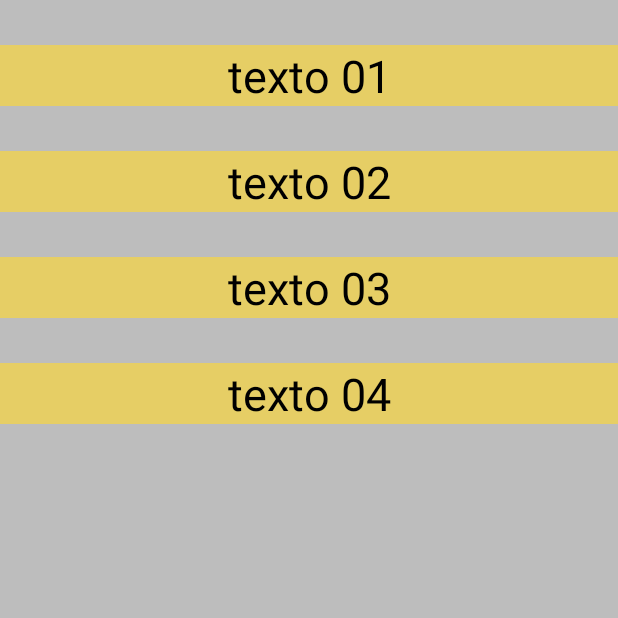
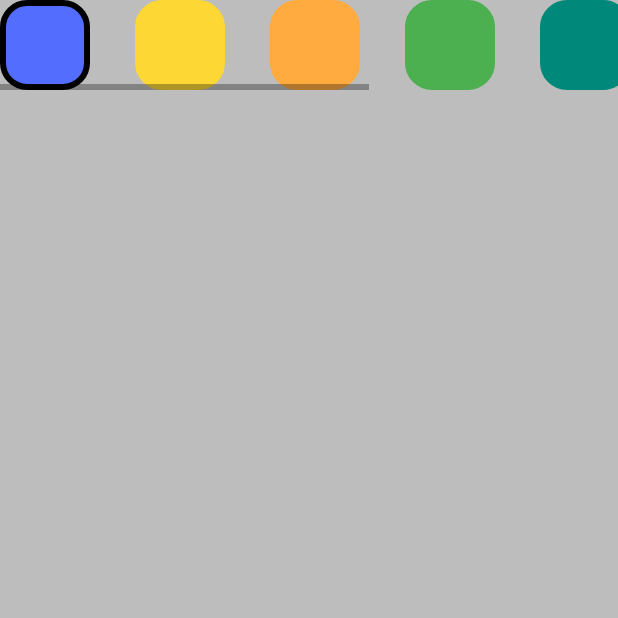
Before and after one commit to Elico1905/V1_Horario, an Android app: the Pruebas screen opened directly, with no data from a screen before it, on a phone screen of 412 x 824 dp, the top half of it. Run offline under Robolectric (Android 15) with nearby library versions, the phone set to English and light mode, and no system bars.

Commit message:
initial commit

```diff
--- a/app/src/main/java/com/example/horario/Pruebas.kt
+++ b/app/src/main/java/com/example/horario/Pruebas.kt
@@ -10,28 +10,7 @@ class Pruebas : AppCompatActivity() {
         super.onCreate(savedInstanceState)
         setContentView(R.layout.activity_pruebas)
 
-        t1.setOnClickListener {
-            show(t1,"t1")
-        }
-        t2.setOnClickListener {
-            show(t2,"t2")
-        }
-        t3.setOnClickListener {
-            show(t3,"t3")
-        }
-        t4.setOnClickListener {
-            show(t4,"t4")
-        }
+
     }
 
-    private fun show(caja:TextView,id:String){
-        if (id != "t4"){
-            caja.text = "${id}"
-        }else{
-            t1.text = "texto 01"
-            t2.text = "texto 02"
-            t3.text = "texto 03"
-        }
-
-    }
 }
--- a/app/src/main/res/layout/activity_pruebas.xml
+++ b/app/src/main/res/layout/activity_pruebas.xml
@@ -12,48 +12,95 @@
         android:layout_width="match_parent"
         android:layout_height="match_parent"
         android:orientation="vertical">
-        <TextView
-            android:id="@+id/t1"
-            android:layout_marginTop="30dp"
+
+
+        <HorizontalScrollView
             android:layout_width="match_parent"
-            android:layout_height="wrap_content"
-            android:text="texto 01"
-            android:textSize="30dp"
-            android:textColor="@color/Negro"
-             android:background="#A4FDD835"
-            android:textAlignment="center"/>
+            android:layout_height="wrap_content">
 
-        <TextView
-            android:id="@+id/t2"
-            android:layout_marginTop="30dp"
-            android:layout_width="match_parent"
-            android:layout_height="wrap_content"
-            android:text="texto 02"
-            android:textSize="30dp"
-            android:textColor="@color/Negro"
-             android:background="#A4FDD835"
-            android:textAlignment="center"/>
+            <LinearLayout
+                android:layout_width="match_parent"
+                android:layout_height="match_parent"
+                android:orientation="horizontal">
 
-        <TextView
-            android:id="@+id/t3"
-            android:layout_marginTop="30dp"
-            android:layout_width="match_parent"
-            android:layout_height="wrap_content"
-            android:text="texto 03"
-            android:textSize="30dp"
-            android:textColor="@color/Negro"
-             android:background="#A4FDD835"
-            android:textAlignment="center"/>
+                <TextView
+                    android:id="@+id/main_btn01"
+                    android:layout_width="60dp"
+                    android:layout_height="60dp"
+                    android:background="@drawable/back_azul_s" />
 
-        <TextView
-            android:id="@+id/t4"
-            android:layout_marginTop="30dp"
-            android:layout_width="match_parent"
-            android:layout_height="wrap_content"
-            android:text="texto 04"
-            android:textSize="30dp"
-            android:textColor="@color/Negro"
-             android:background="#A4FDD835"
-            android:textAlignment="center"/>
+                <Space
+                    android:layout_width="30dp"
+                    android:layout_height="wrap_content" />
+
+                <TextView
+                    android:id="@+id/main_btn02"
+                    android:layout_width="60dp"
+                    android:layout_height="60dp"
+                    android:background="@drawable/back_amarillo" />
+
+                <Space
+                    android:layout_width="30dp"
+                    android:layout_height="wrap_content" />
+
+                <TextView
+                    android:id="@+id/main_btn03"
+                    android:layout_width="60dp"
+                    android:layout_height="60dp"
+                    android:background="@drawable/back_naranja" />
+
+                <Space
+                    android:layout_width="30dp"
+                    android:layout_height="wrap_content" />
+
+                <TextView
+                    android:id="@+id/main_btn04"
+                    android:layout_width="60dp"
+                    android:layout_height="60dp"
+                    android:background="@drawable/back_verde" />
+
+                <Space
+                    android:layout_width="30dp"
+                    android:layout_height="wrap_content" />
+
+                <TextView
+                    android:id="@+id/main_btn05"
+                    android:layout_width="60dp"
+                    android:layout_height="60dp"
+                    android:background="@drawable/back_verde_fuerte" />
+
+                <Space
+                    android:layout_width="30dp"
+                    android:layout_height="wrap_content" />
+
+                <TextView
+                    android:id="@+id/main_btn06"
+                    android:layout_width="60dp"
+                    android:layout_height="60dp"
+                    android:background="@drawable/back_azul_claro" />
+
+
+                <Space
+                    android:layout_width="30dp"
+                    android:layout_height="wrap_content" />
+
+                <TextView
+                    android:layout_width="60dp"
+                    android:layout_height="60dp"
+                    android:background="@drawable/back_azul_claro" />
+
+                <Space
+                    android:layout_width="30dp"
+                    android:layout_height="wrap_content" />
+
+                <TextView
+                    android:layout_width="60dp"
+                    android:layout_height="60dp"
+                    android:background="@drawable/back_azul_claro" />
+
+            </LinearLayout>
+
+        </HorizontalScrollView>
+
     </LinearLayout>
 </androidx.constraintlayout.widget.ConstraintLayout>
```
Also changed, not shown: app/src/main/res/layout/activity_main.xml (+126 -72 lines).
